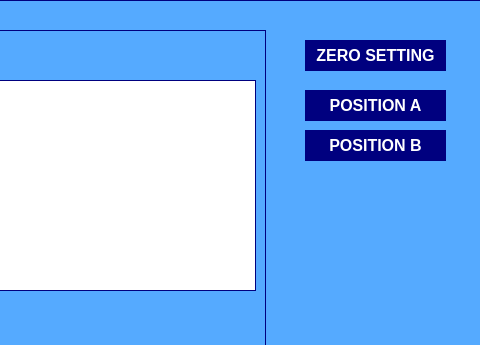
Above: MOTOR_CONTROL/SOURCE/WINDOW/window.ui from marcorispoli/MCPU_Z190_VECCHIO before the change; both pictures show x 285 to 765 and y 0 to 345 of the 765 by 600 pixel window. Below: the same form after it.
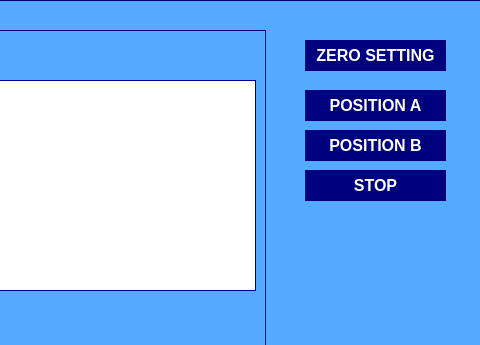
That is the form after the change.

Commit message: Inserito lettura input durante movimento Inserito controllo sul safety durante il movimento Inserito il comando di immediateStop

The edit to the form file:
```diff
--- a/MOTOR_CONTROL/SOURCE/WINDOW/window.ui
+++ b/MOTOR_CONTROL/SOURCE/WINDOW/window.ui
@@ -291,6 +291,31 @@
      <string>POSITION B</string>
     </property>
    </widget>
+   <widget class="QPushButton" name="stopCommand">
+    <property name="geometry">
+     <rect>
+      <x>590</x>
+      <y>170</y>
+      <width>141</width>
+      <height>31</height>
+     </rect>
+    </property>
+    <property name="font">
+     <font>
+      <pointsize>12</pointsize>
+      <bold>true</bold>
+     </font>
+    </property>
+    <property name="styleSheet">
+     <string notr="true">background-color: rgb(0, 0, 127);
+color: rgb(255, 255, 255);
+border-width: 0px;
+</string>
+    </property>
+    <property name="text">
+     <string>STOP</string>
+    </property>
+   </widget>
   </widget>
  </widget>
  <resources/>
```
The commit also changes 8 other files.
